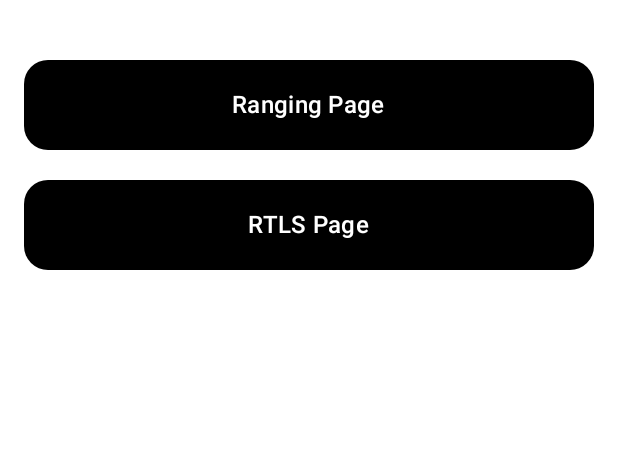
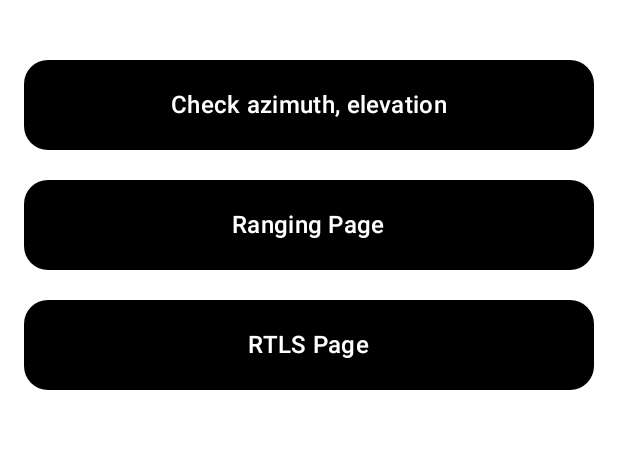
Before and after one commit to freegrowenterprise/SpaceSDK-Android-TestApp, an Android app built with Jetpack Compose: the screen it shows after launch (MainActivity), on a phone screen of 412 x 824 dp, the part 66-515 px from its top. Run offline under Robolectric (Android 15) with nearby library versions, the phone set to English and light mode, and no system bars; 1 statement that could not run was skipped.

Commit message:
feat add azimuth, elevation check page (#7)

```diff
--- a/app/build.gradle.kts
+++ b/app/build.gradle.kts
@@ -62,10 +62,10 @@ dependencies {
     implementation("androidx.compose.material3:material3")
 
     /// Remote Maven
-     implementation("io.github.freegrowenterprise:SpaceSDK-Android:0.0.7")
+//     implementation("io.github.freegrowenterprise:SpaceSDK-Android:0.0.7")
 
     /// Local Maven
-//   implementation("com.growspace.sdk:growspacesdk:1.0.0")
+   implementation("com.growspace.sdk:growspacesdk:1.0.0")
 
     implementation("com.squareup.retrofit2:retrofit:2.9.0")
     implementation("com.squareup.retrofit2:converter-gson:2.9.0")
--- a/app/src/main/java/com/growspace/testapp/MainActivity.kt
+++ b/app/src/main/java/com/growspace/testapp/MainActivity.kt
@@ -14,44 +14,23 @@ import androidx.activity.compose.setContent
 import androidx.compose.foundation.layout.*
 import androidx.compose.material3.*
 import androidx.compose.runtime.*
-import androidx.compose.ui.Alignment
 import androidx.compose.ui.Modifier
-import androidx.compose.ui.unit.dp
 import androidx.core.app.ActivityCompat
 import androidx.core.content.ContextCompat
 import com.growspace.sdk.SpaceUwb
 import kotlinx.coroutines.CoroutineScope
 import kotlinx.coroutines.Dispatchers
 import kotlinx.coroutines.launch
-import java.util.concurrent.ConcurrentHashMap
 import android.content.Intent
-import android.net.Uri
 import android.os.Build
-import android.os.PowerManager
-import android.provider.Settings
-import androidx.compose.foundation.rememberScrollState
-import androidx.compose.foundation.verticalScroll
 import androidx.compose.ui.graphics.Color
 import com.growspace.testapp.model.DeviceInfo
 import androidx.compose.runtime.mutableStateListOf
-import androidx.compose.runtime.remember
-import androidx.compose.material3.ExposedDropdownMenuBox
-import androidx.compose.material3.ExposedDropdownMenuDefaults
-import androidx.compose.material3.DropdownMenuItem
-import androidx.compose.material3.ExperimentalMaterial3Api
-import androidx.compose.runtime.LaunchedEffect
-import androidx.compose.runtime.rememberCoroutineScope
 import androidx.compose.animation.core.*
-import androidx.compose.foundation.layout.Box
-import androidx.compose.foundation.layout.size
-import androidx.compose.material3.AlertDialog
-import androidx.compose.material3.CircularProgressIndicator
 import kotlinx.coroutines.delay
-import kotlin.random.Random
 import android.app.NotificationChannel
 import android.app.NotificationManager
 import android.app.PendingIntent
-import androidx.activity.viewModels
 import androidx.core.app.NotificationCompat
 import androidx.core.app.NotificationManagerCompat
 import com.growspace.testapp.pages.AppNavHost
@@ -61,14 +40,9 @@ import kotlinx.coroutines.isActive
 data class RssiTime(val rssi: Int, val time: Long)
 
 class MainActivity : ComponentActivity() {
-    private val bluetoothAdapter: BluetoothAdapter? by lazy {
-        val bluetoothManager = getSystemService(Context.BLUETOOTH_SERVICE) as BluetoothManager
-        bluetoothManager.adapter
-    }
     private var devicesInfoList = mutableStateListOf<DeviceInfo>()
     private var showLoading = mutableStateOf(false)
 
-    private val apiKey = "API-KEY"
     private lateinit var spaceUWB: SpaceUwb
 
     private val CustomColorScheme = lightColorScheme(
--- a/app/src/main/java/com/growspace/testapp/pages/HomeScreen.kt
+++ b/app/src/main/java/com/growspace/testapp/pages/HomeScreen.kt
@@ -34,6 +34,16 @@ fun HomeScreen(navController: NavHostController) {
         )
         Spacer(modifier = Modifier.height(40.dp))
         Button(
+            onClick = { navController.navigate("check") },
+            modifier = Modifier
+                .fillMaxWidth()
+                .height(60.dp),
+            shape = RoundedCornerShape(16.dp),
+        ) {
+            Text("Check azimuth, elevation", style = MaterialTheme.typography.titleMedium)
+        }
+        Spacer(modifier = Modifier.height(20.dp))
+        Button(
             onClick = { navController.navigate("ranging") },
             modifier = Modifier
                 .fillMaxWidth()
--- a/app/src/main/java/com/growspace/testapp/pages/Navigation.kt
+++ b/app/src/main/java/com/growspace/testapp/pages/Navigation.kt
@@ -6,6 +6,7 @@ import androidx.lifecycle.viewmodel.compose.viewModel
 import androidx.navigation.compose.NavHost
 import androidx.navigation.compose.composable
 import androidx.navigation.compose.rememberNavController
+import com.growspace.testapp.pages.check_uwb.CheckAzimuthElevationPage
 import com.growspace.testapp.pages.rtls.DeviceCoordinateViewModel
 import com.growspace.testapp.pages.rtls.RTLSPage
 
@@ -20,5 +21,6 @@ fun AppNavHost() {
         composable("ranging") { RangingPage() }
         composable("rtls") { RTLSPage(navController, viewModel = viewModel) }
         composable("uwbSetting") { UwbSettingPage(viewModel = viewModel) }
+        composable("check") { CheckAzimuthElevationPage() }
     }
 }
```
Also changed, not shown: app/src/main/java/com/growspace/testapp/pages/check_uwb/CheckAzimuthElevationPage.kt (added, +99 -0 lines).
